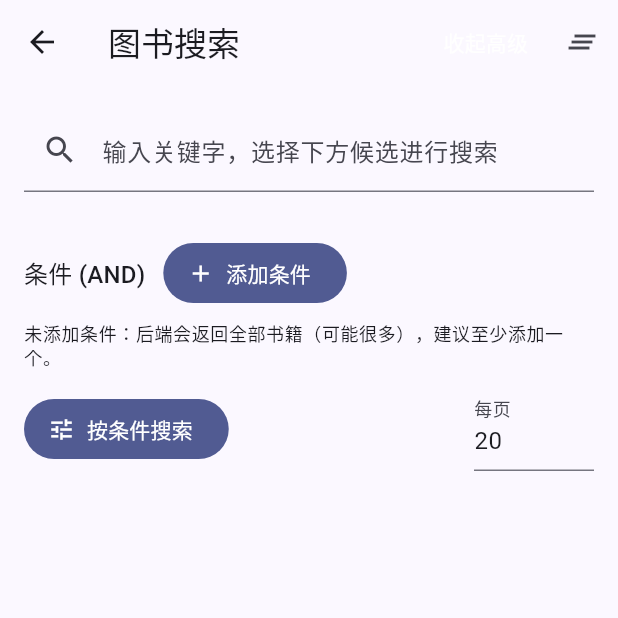
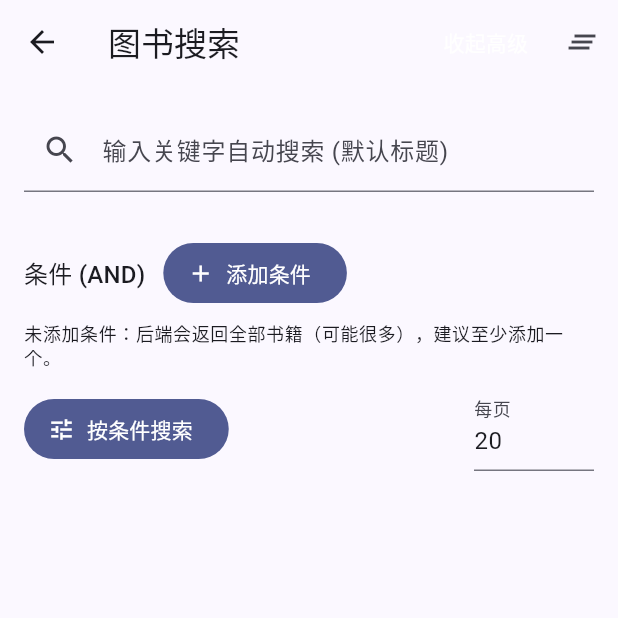
Before and after one commit to enten0103/voidlord, a Flutter app: the BookSearchPage screen opened directly, after a tap on "高级搜索", on a phone screen of 412 x 824 dp, the top half of it. Run offline on Flutter 3.47's test engine with Material 3 defaults, Android fonts, the phone set to English and light mode, and no system bars; our stand-ins replace dio, file_picker, get, shared_preferences; missing offline and left inert: system_fonts, window_manager; accounts and stored records are empty.

Commit message:
feat(search): 输入实时自动搜索
增加 selectedSimpleKey 与防抖搜索; 输入清空时重置结果; 候选高亮并可切换搜索 KEY

```diff
--- a/lib/pages/search/book_search_page.dart
+++ b/lib/pages/search/book_search_page.dart
@@ -153,7 +153,8 @@ class BookSearchPage extends GetView<BookSearchController> {
                 enabled: !controller.loading.value,
                 keyboardType: TextInputType.number,
                 decoration: const InputDecoration(labelText: '每页'),
-                controller: TextEditingController(
+                controller:
+                    TextEditingController(
                         text: controller.limit.value.toString(),
                       )
                       ..selection = TextSelection.fromPosition(
@@ -189,16 +190,9 @@ class BookSearchPage extends GetView<BookSearchController> {
           controller: queryCtrl,
           enabled: !controller.loading.value,
           decoration: const InputDecoration(
-            labelText: '输入关键字，选择下方候选进行搜索',
+            labelText: '输入关键字自动搜索 (默认标题)',
             prefixIcon: Icon(Icons.search),
           ),
-          onSubmitted: (_) async {
-            controller.simpleQuery.value = queryCtrl.text;
-            await controller.searchMatchKey('TITLE', reset: true);
-            if (controller.results.isEmpty && controller.error.value == null) {
-              SideBanner.warning('未找到匹配书籍');
-            }
-          },
           onChanged: (v) => controller.simpleQuery.value = v,
         ),
         const SizedBox(height: 6),
@@ -318,10 +312,11 @@ class BookSearchPage extends GetView<BookSearchController> {
   Widget _suggestions(BuildContext context) {
     final q = controller.simpleQuery.value.trim();
     if (q.isEmpty) return const SizedBox();
+    final active = controller.selectedSimpleKey.value;
     final List<_Candidate> list = [
-      _Candidate(label: '标题', key: 'TITLE', display: '标题：$q'),
-      _Candidate(label: '作者', key: 'AUTHOR', display: '作者：$q'),
-      _Candidate(label: '分类', key: 'CLASS', display: '分类：$q'),
+      _Candidate(label: '标题', key: 'TITLE', display: '标题：$q', active: active == 'TITLE'),
+      _Candidate(label: '作者', key: 'AUTHOR', display: '作者：$q', active: active == 'AUTHOR'),
+      _Candidate(label: '分类', key: 'CLASS', display: '分类：$q', active: active == 'CLASS'),
     ];
     return Card(
       elevation: 2,
@@ -331,11 +326,13 @@ class BookSearchPage extends GetView<BookSearchController> {
           for (final c in list)
             ListTile(
               dense: true,
-              leading: const Icon(Icons.arrow_right),
-              title: Text(c.display),
+              leading: Icon(c.active ? Icons.radio_button_checked : Icons.radio_button_unchecked),
+              title: Text(c.display, style: c.active ? const TextStyle(fontWeight: FontWeight.bold) : null),
               onTap: controller.loading.value
                   ? null
                   : () async {
+                      controller.selectedSimpleKey.value = c.key; // 更新选中 KEY
+                      // 立即搜索（debounce 会忽略本次，因为我们主动调用）
                       await controller.searchMatchKey(c.key, reset: true);
                       if (controller.results.isEmpty &&
                           controller.error.value == null) {
@@ -353,5 +350,6 @@ class _Candidate {
   final String label; // 描述性标签
   final String key; // 用于后端搜索的 KEY
   final String display; // 展示内容
-  _Candidate({required this.label, required this.key, required this.display});
+  final bool active; // 是否为当前选中
+  _Candidate({required this.label, required this.key, required this.display, this.active = false});
 }
```
Also changed, not shown: lib/pages/search/book_search_controller.dart (+20 -0 lines). Lines whose indentation alone changed are shown as unchanged.
